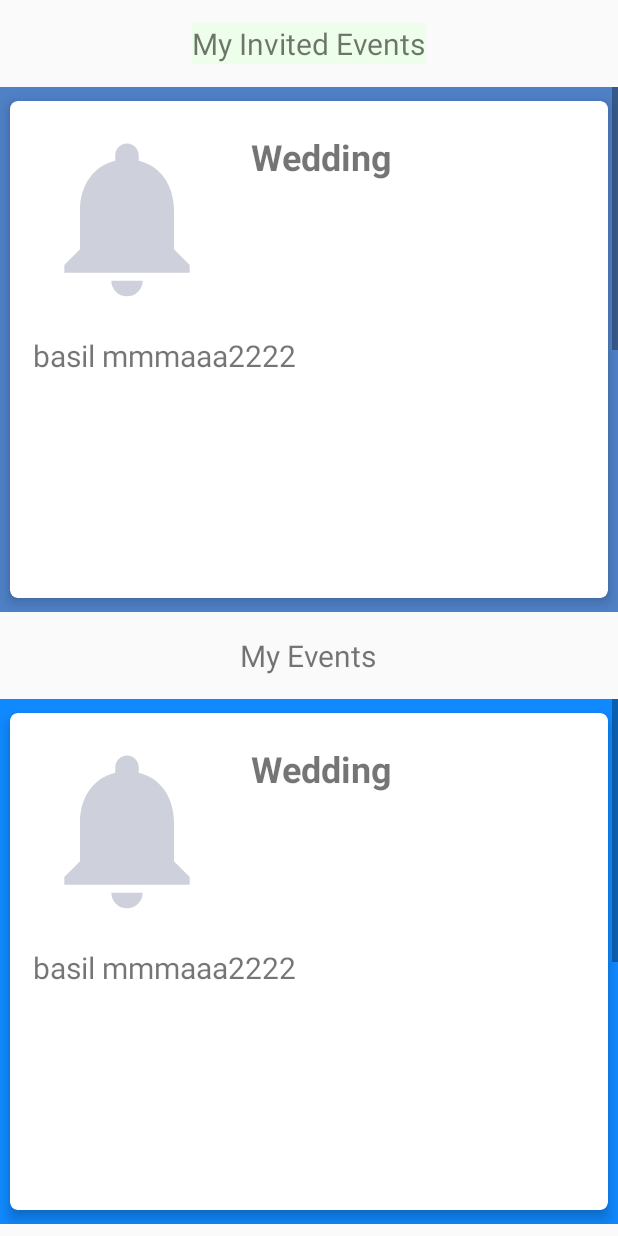
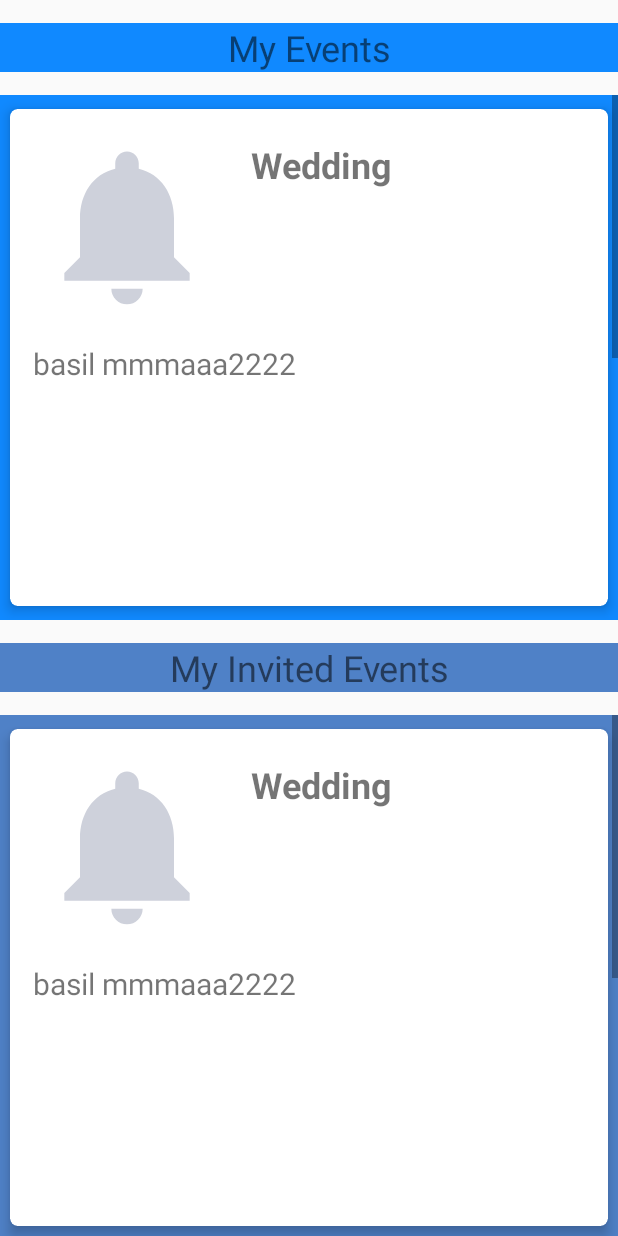
Before and after one commit to hamzahijazi98/PIS, an Android app: the EvenstList screen opened directly, with no data from a screen before it, on a phone screen of 412 x 824 dp. Run offline under Robolectric (Android 15) with nearby library versions, the phone set to English and light mode, and no system bars.

Commit message:
event list xml

```diff
--- a/app/src/main/res/layout/activity_evenst_list.xml
+++ b/app/src/main/res/layout/activity_evenst_list.xml
@@ -10,15 +10,37 @@
     android:orientation="vertical"
    >
 
+
+    <TextView
+        android:id="@+id/tv_myevents"
+        android:layout_width="match_parent"
+        android:gravity="center_horizontal"
+        android:layout_height="wrap_content"
+        android:background="@color/colorPrimaryDark"
+        android:text="My Events"
+        android:textSize="24sp"
+        android:layout_marginTop="15dp"
+        android:layout_gravity="center_horizontal"
+        />
+
+    <androidx.recyclerview.widget.RecyclerView
+        android:id="@+id/rv_Myeven"
+        android:layout_width="match_parent"
+        android:layout_height="350dp"
+        android:layout_marginTop="15dp"
+        android:scrollbars="vertical"
+        android:background="@color/colorPrimaryDark"/>
+
     <TextView
         android:id="@+id/tv_invited_events"
-        android:layout_width="wrap_content"
+        android:layout_width="match_parent"
         android:layout_height="wrap_content"
+        android:gravity="center_horizontal"
         android:text="My Invited Events"
         android:layout_gravity="center_horizontal"
-        android:textSize="20sp"
+        android:textSize="24sp"
         android:layout_marginTop="15dp"
-        android:background="@color/colorPrimary"
+        android:background="@color/colorAccent"
         />
 
 
@@ -33,22 +55,5 @@
         />
 
 
-    <TextView
-        android:id="@+id/tv_myevents"
-        android:layout_width="wrap_content"
-        android:layout_height="wrap_content"
-        android:text="My Events"
-        android:textSize="20sp"
-        android:layout_marginTop="15dp"
-        android:layout_gravity="center_horizontal"
-        />
-
-    <androidx.recyclerview.widget.RecyclerView
-        android:id="@+id/rv_Myeven"
-        android:layout_width="match_parent"
-        android:layout_height="350dp"
-        android:layout_marginTop="15dp"
-        android:scrollbars="vertical"
-        android:background="@color/colorPrimaryDark"/>
 
 </LinearLayout>
```
